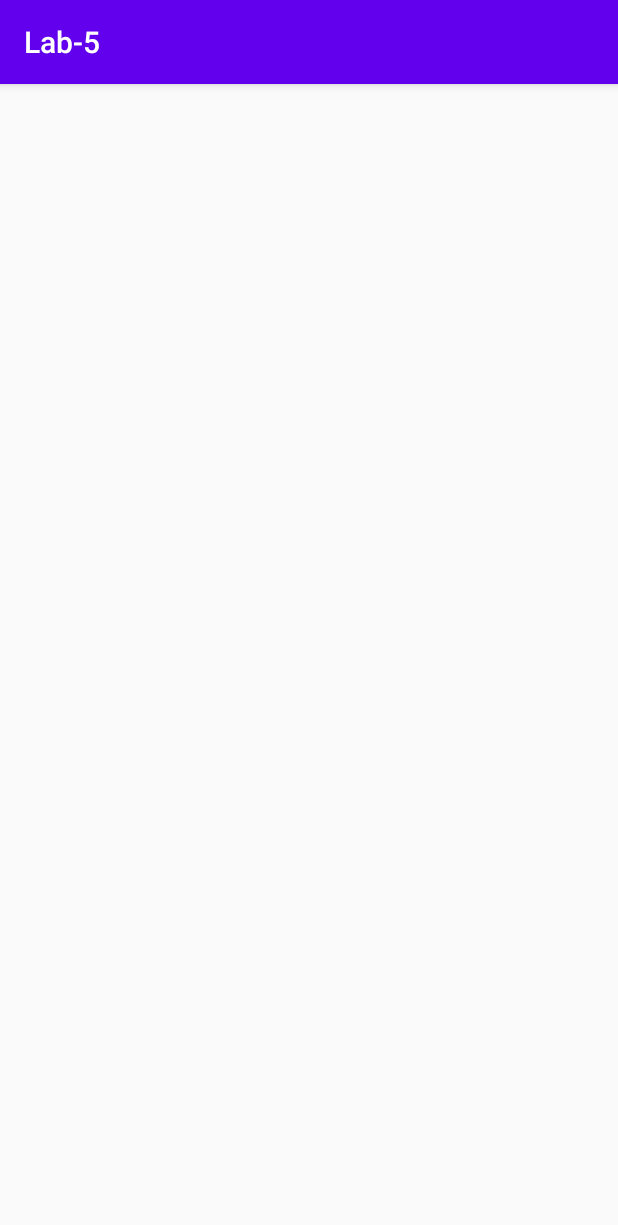
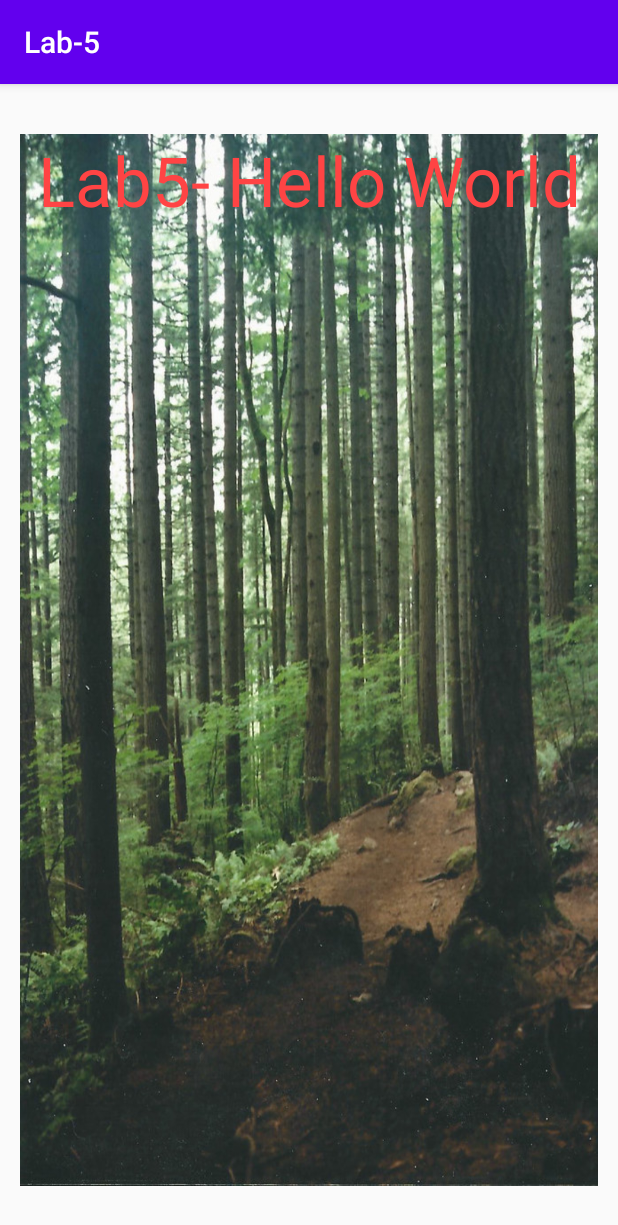
Before and after one commit to KushalD1999/CPS731-lab05, an Android app: the Splash screen opened directly, with no data from a screen before it, on a phone screen of 412 x 824 dp. Shown: the top 1225 px of the screen. Run offline under Robolectric (Android 15) with nearby library versions, the phone set to English and light mode, and no system bars.

Commit message:
Create Splash XML

```diff
--- a/app/src/main/res/layout/activity_splash.xml
+++ b/app/src/main/res/layout/activity_splash.xml
@@ -6,4 +6,21 @@
     android:layout_height="match_parent"
     tools:context=".Splash">
 
+    <TextView
+        android:id="@+id/textView"
+        android:layout_width="385dp"
+        android:layout_height="701dp"
+        android:layout_marginStart="28dp"
+        android:layout_marginTop="16dp"
+        android:layout_marginEnd="28dp"
+        android:layout_marginBottom="16dp"
+        android:background="@drawable/nature"
+        android:text="Lab5- Hello World"
+        android:textAlignment="center"
+        android:textColor="@android:color/holo_red_light"
+        android:textSize="46sp"
+        app:layout_constraintBottom_toBottomOf="parent"
+        app:layout_constraintEnd_toEndOf="parent"
+        app:layout_constraintStart_toStartOf="parent"
+        app:layout_constraintTop_toTopOf="parent" />
 </androidx.constraintlayout.widget.ConstraintLayout>
```
Also changed, not shown: app/src/main/res/drawable/nature.png (added).
